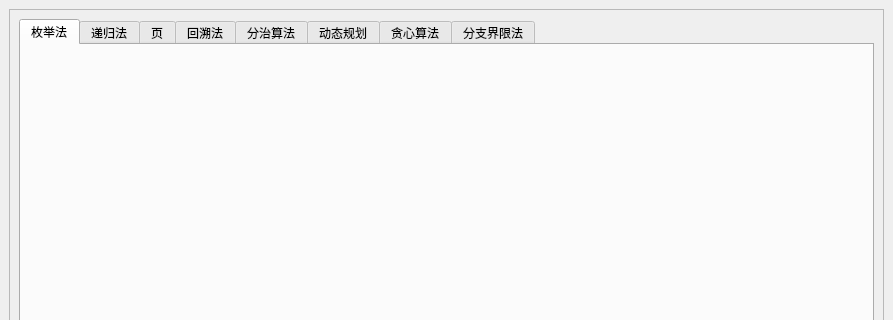
This is Algorithm/mainwindow.ui in iguoya/LInux as Qt 5 draws it before an edit; both pictures show x 0 to 893 and y 0 to 320 of the 893 by 635 pixel window. The edited form follows.
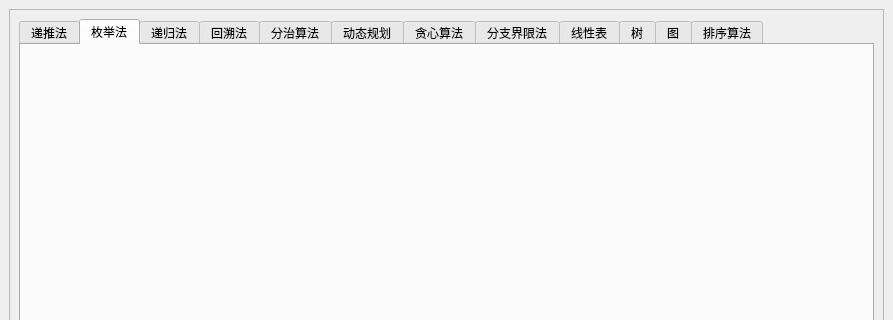
This is the edited form. The open tabs and pages were chosen to show the change.

Commit message: 算法界面

Diff of the .ui file:
```diff
--- a/Algorithm/mainwindow.ui
+++ b/Algorithm/mainwindow.ui
@@ -41,6 +41,11 @@
          <property name="currentIndex">
           <number>0</number>
          </property>
+         <widget class="QWidget" name="Recurrence">
+          <attribute name="title">
+           <string>递推法</string>
+          </attribute>
+         </widget>
          <widget class="QWidget" name="Enumeration">
           <attribute name="title">
            <string>枚举法</string>
@@ -51,12 +56,7 @@
            <string>递归法</string>
           </attribute>
          </widget>
-         <widget class="QWidget" name="tab">
-          <attribute name="title">
-           <string>页</string>
-          </attribute>
-         </widget>
-         <widget class="QWidget" name="Backtracking">
+         <widget class="QWidget" name="Backtrack">
           <attribute name="title">
            <string>回溯法</string>
           </attribute>
@@ -81,6 +81,26 @@
            <string>分支界限法</string>
           </attribute>
          </widget>
+         <widget class="QWidget" name="Linear">
+          <attribute name="title">
+           <string>线性表</string>
+          </attribute>
+         </widget>
+         <widget class="QWidget" name="Tree">
+          <attribute name="title">
+           <string>树</string>
+          </attribute>
+         </widget>
+         <widget class="QWidget" name="Graph">
+          <attribute name="title">
+           <string>图</string>
+          </attribute>
+         </widget>
+         <widget class="QWidget" name="Sort">
+          <attribute name="title">
+           <string>排序算法</string>
+          </attribute>
+         </widget>
         </widget>
        </item>
       </layout>
```
Left out of the diff: 4 changed lines with no effect on the pictures. The commit also changes 12 other files.
